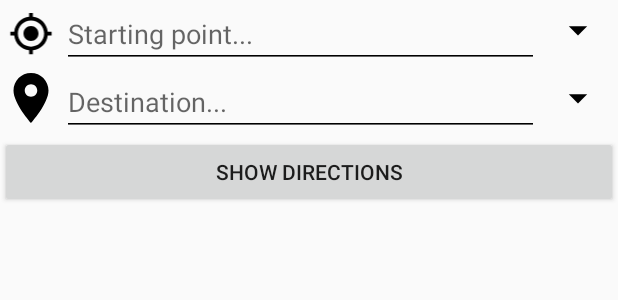
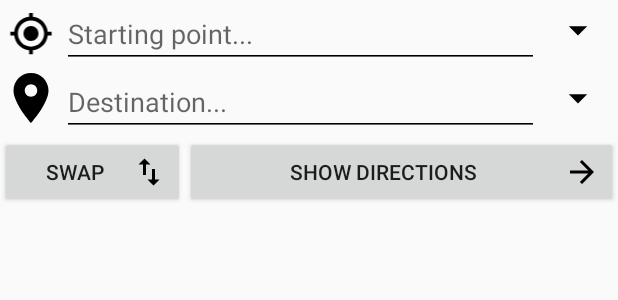
Before and after one commit to kris-s1998/NavigateUSB, an Android app: the layout activity_navigate.xml on its own in the app's theme, with its tools: preview values and no code run, on a phone screen of 412 x 824 dp. Shown: the top 300 px of the screen. Run offline under Robolectric (Android 15) with nearby library versions, the phone set to English and light mode, and no system bars.

Commit message:
orientation fix

```diff
--- /dev/null
+++ b/app/src/main/res/drawable/arrow_go.xml
@@ -0,0 +1,9 @@
+<vector xmlns:android="http://schemas.android.com/apk/res/android"
+        android:width="24dp"
+        android:height="24dp"
+        android:viewportWidth="24.0"
+        android:viewportHeight="24.0">
+    <path
+        android:fillColor="#FF000000"
+        android:pathData="M12,4l-1.41,1.41L16.17,11H4v2h12.17l-5.58,5.59L12,20l8,-8z"/>
+</vector>
--- /dev/null
+++ b/app/src/main/res/drawable/swap.xml
@@ -0,0 +1,9 @@
+<vector xmlns:android="http://schemas.android.com/apk/res/android"
+        android:width="24dp"
+        android:height="24dp"
+        android:viewportWidth="24.0"
+        android:viewportHeight="24.0">
+    <path
+        android:fillColor="#FF000000"
+        android:pathData="M16,17.01V10h-2v7.01h-3L15,21l4,-3.99h-3zM9,3L5,6.99h3V14h2V6.99h3L9,3z"/>
+</vector>
--- a/app/src/main/res/layout/activity_navigate.xml
+++ b/app/src/main/res/layout/activity_navigate.xml
@@ -86,13 +86,29 @@
                     android:padding="5dp"
                     app:srcCompat="@drawable/drop_down_arrow" />
             </LinearLayout>
+            <LinearLayout
+                android:layout_width="match_parent"
+                android:layout_height="wrap_content"
+                android:orientation="horizontal"
+                >
 
             <Button
+                android:layout_width="0dp"
+                android:layout_height="match_parent"
+                android:id="@+id/btn_swap_locations"
+                android:layout_weight="0.3"
+                android:drawableRight="@drawable/swap"
+                android:text="Swap"
+                />
+            <Button
                 android:id="@+id/btn_getDirections"
-                android:layout_width="match_parent"
+                android:layout_width="0dp"
                 android:layout_height="wrap_content"
                 android:layout_below="@+id/middleBar"
-                android:text="Show directions" />
+                android:text="Show directions"
+                android:drawableRight="@drawable/arrow_go"
+                android:layout_weight="0.7"/>
+            </LinearLayout>
 
             <TextView
                 android:id="@+id/txtDirections"
```
Also changed, not shown: app/src/main/AndroidManifest.xml (+6 -2 lines), app/src/main/java/com/example/kskie/draft3/NavigateActivity.java (+22 -0 lines), app/src/main/java/com/example/kskie/draft3/RoomActivity.java (+16 -2 lines), app/src/main/res/layout/activity_room.xml (+10 -5 lines), app/src/main/res/layout/activity_settings.xml (+4 -4 lines), app/src/main/res/drawable/loading.png (added).
